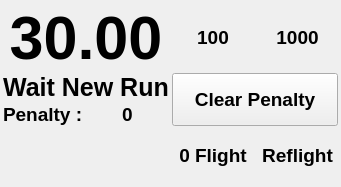
Above: F3FChrono/gui/WChrono.ui from jomarin38/F3FChrono before the change. Below: the same form after it.
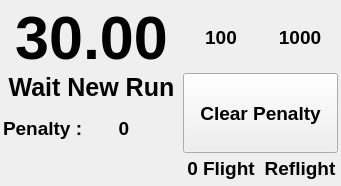
That is the form after the change.

Commit message: Adding wind info on chrono HMI

What changed in the file:
```diff
--- a/F3FChrono/gui/WChrono.ui
+++ b/F3FChrono/gui/WChrono.ui
@@ -41,6 +41,52 @@
    <property name="verticalSpacing">
     <number>1</number>
    </property>
+   <item row="0" column="3">
+    <widget class="QLabel" name="penalty_100">
+     <property name="sizePolicy">
+      <sizepolicy hsizetype="Expanding" vsizetype="Expanding">
+       <horstretch>0</horstretch>
+       <verstretch>0</verstretch>
+      </sizepolicy>
+     </property>
+     <property name="font">
+      <font>
+       <pointsize>14</pointsize>
+       <weight>75</weight>
+       <bold>true</bold>
+      </font>
+     </property>
+     <property name="text">
+      <string>100</string>
+     </property>
+     <property name="alignment">
+      <set>Qt::AlignCenter</set>
+     </property>
+    </widget>
+   </item>
+   <item row="3" column="4" rowspan="2">
+    <widget class="QLabel" name="reflight">
+     <property name="sizePolicy">
+      <sizepolicy hsizetype="Expanding" vsizetype="Expanding">
+       <horstretch>0</horstretch>
+       <verstretch>0</verstretch>
+      </sizepolicy>
+     </property>
+     <property name="font">
+      <font>
+       <pointsize>14</pointsize>
+       <weight>75</weight>
+       <bold>true</bold>
+      </font>
+     </property>
+     <property name="text">
+      <string>Reflight</string>
+     </property>
+     <property name="alignment">
+      <set>Qt::AlignCenter</set>
+     </property>
+    </widget>
+   </item>
    <item row="2" column="1">
     <widget class="QLabel" name="penalty_value">
      <property name="sizePolicy">
@@ -76,7 +122,93 @@
      </property>
     </widget>
    </item>
-   <item row="3" column="0" colspan="2">
+   <item row="1" column="3" rowspan="2" colspan="2">
+    <widget class="QPushButton" name="btn_clear_penalty">
+     <property name="sizePolicy">
+      <sizepolicy hsizetype="Preferred" vsizetype="Expanding">
+       <horstretch>0</horstretch>
+       <verstretch>0</verstretch>
+      </sizepolicy>
+     </property>
+     <property name="maximumSize">
+      <size>
+       <width>16777215</width>
+       <height>16777215</height>
+      </size>
+     </property>
+     <property name="font">
+      <font>
+       <pointsize>14</pointsize>
+       <weight>75</weight>
+       <bold>true</bold>
+      </font>
+     </property>
+     <property name="text">
+      <string>Clear Penalty</string>
+     </property>
+    </widget>
+   </item>
+   <item row="3" column="3" rowspan="2">
+    <widget class="QLabel" name="nullFlight">
+     <property name="sizePolicy">
+      <sizepolicy hsizetype="Expanding" vsizetype="Expanding">
+       <horstretch>0</horstretch>
+       <verstretch>0</verstretch>
+      </sizepolicy>
+     </property>
+     <property name="font">
+      <font>
+       <pointsize>14</pointsize>
+       <weight>75</weight>
+       <bold>true</bold>
+      </font>
+     </property>
+     <property name="text">
+      <string>0 Flight</string>
+     </property>
+     <property name="alignment">
+      <set>Qt::AlignCenter</set>
+     </property>
+    </widget>
+   </item>
+   <item row="2" column="0">
+    <widget class="QLabel" name="label">
+     <property name="font">
+      <font>
+       <pointsize>14</pointsize>
+       <weight>75</weight>
+       <bold>true</bold>
+      </font>
+     </property>
+     <property name="text">
+      <string>Penalty :</string>
+     </property>
+    </widget>
+   </item>
+   <item row="0" column="4">
+    <widget class="QLabel" name="penalty_1000">
+     <property name="sizePolicy">
+      <sizepolicy hsizetype="Expanding" vsizetype="Expanding">
+       <horstretch>0</horstretch>
+       <verstretch>0</verstretch>
+      </sizepolicy>
+     </property>
+     <property name="font">
+      <font>
+       <pointsize>14</pointsize>
+       <weight>75</weight>
+       <bold>true</bold>
+      </font>
+     </property>
+     <property name="text">
+      <string>1000</string>
+     </property>
+     <property name="alignment">
+      <set>Qt::AlignCenter</set>
+     </property>
+    </widget>
+   </item>
+   <item row="2" column="2">
     <widget class="QLabel" name="nullFlightLabel">
      <property name="sizePolicy">
       <sizepolicy hsizetype="Preferred" vsizetype="Preferred">
@@ -99,7 +231,7 @@
      </property>
     </widget>
    </item>
-   <item row="1" column="0" colspan="2">
+   <item row="1" column="0" colspan="3">
     <widget class="QLabel" name="Status">
      <property name="sizePolicy">
       <sizepolicy hsizetype="Preferred" vsizetype="Preferred">
@@ -128,7 +260,7 @@
      </property>
     </widget>
    </item>
-   <item row="0" column="0" colspan="2">
+   <item row="0" column="0" colspan="3">
     <widget class="QLabel" name="Time_label">
      <property name="sizePolicy">
       <sizepolicy hsizetype="Expanding" vsizetype="Expanding">
@@ -151,67 +283,7 @@
      </property>
     </widget>
    </item>
-   <item row="2" column="0">
-    <widget class="QLabel" name="label">
-     <property name="font">
-      <font>
-       <pointsize>14</pointsize>
-       <weight>75</weight>
-       <bold>true</bold>
-      </font>
-     </property>
-     <property name="text">
-      <string>Penalty :</string>
-     </property>
-    </widget>
-   </item>
-   <item row="0" column="3">
-    <widget class="QLabel" name="penalty_1000">
-     <property name="sizePolicy">
-      <sizepolicy hsizetype="Expanding" vsizetype="Expanding">
-       <horstretch>0</horstretch>
-       <verstretch>0</verstretch>
-      </sizepolicy>
-     </property>
-     <property name="font">
-      <font>
-       <pointsize>14</pointsize>
-       <weight>75</weight>
-       <bold>true</bold>
-      </font>
-     </property>
-     <property name="text">
-      <string>1000</string>
-     </property>
-     <property name="alignment">
-      <set>Qt::AlignCenter</set>
-     </property>
-    </widget>
-   </item>
-   <item row="0" column="2">
-    <widget class="QLabel" name="penalty_100">
-     <property name="sizePolicy">
-      <sizepolicy hsizetype="Expanding" vsizetype="Expanding">
-       <horstretch>0</horstretch>
-       <verstretch>0</verstretch>
-      </sizepolicy>
-     </property>
-     <property name="font">
-      <font>
-       <pointsize>14</pointsize>
-       <weight>75</weight>
-       <bold>true</bold>
-      </font>
-     </property>
-     <property name="text">
-      <string>100</string>
-     </property>
-     <property name="alignment">
-      <set>Qt::AlignCenter</set>
-     </property>
-    </widget>
-   </item>
-   <item row="4" column="0" colspan="2">
+   <item row="4" column="0" colspan="3">
     <widget class="QLabel" name="WindInfo">
      <property name="sizePolicy">
       <sizepolicy hsizetype="Preferred" vsizetype="Preferred">
@@ -234,78 +306,6 @@
      </property>
     </widget>
    </item>
-   <item row="1" column="2" rowspan="2" colspan="2">
-    <widget class="QPushButton" name="btn_clear_penalty">
-     <property name="sizePolicy">
-      <sizepolicy hsizetype="Preferred" vsizetype="Expanding">
-       <horstretch>0</horstretch>
-       <verstretch>0</verstretch>
-      </sizepolicy>
-     </property>
-     <property name="maximumSize">
-      <size>
-       <width>16777215</width>
-       <height>16777215</height>
-      </size>
-     </property>
-     <property name="font">
-      <font>
-       <pointsize>14</pointsize>
-       <weight>75</weight>
-       <bold>true</bold>
-      </font>
-     </property>
-     <property name="text">
-      <string>Clear Penalty</string>
-     </property>
-    </widget>
-   </item>
-   <item row="3" column="2" rowspan="2">
-    <widget class="QLabel" name="nullFlight">
-     <property name="sizePolicy">
-      <sizepolicy hsizetype="Expanding" vsizetype="Expanding">
-       <horstretch>0</horstretch>
-       <verstretch>0</verstretch>
-      </sizepolicy>
-     </property>
-     <property name="font">
-      <font>
-       <pointsize>14</pointsize>
-       <weight>75</weight>
-       <bold>true</bold>
-      </font>
-     </property>
-     <property name="text">
-      <string>0 Flight</string>
-     </property>
-     <property name="alignment">
-      <set>Qt::AlignCenter</set>
-     </property>
-    </widget>
-   </item>
-   <item row="3" column="3" rowspan="2">
-    <widget class="QLabel" name="reflight">
-     <property name="sizePolicy">
-      <sizepolicy hsizetype="Expanding" vsizetype="Expanding">
-       <horstretch>0</horstretch>
-       <verstretch>0</verstretch>
-      </sizepolicy>
-     </property>
-     <property name="font">
-      <font>
-       <pointsize>14</pointsize>
-       <weight>75</weight>
-       <bold>true</bold>
-      </font>
-     </property>
-     <property name="text">
-      <string>Reflight</string>
-     </property>
-     <property name="alignment">
-      <set>Qt::AlignCenter</set>
-     </property>
-    </widget>
-   </item>
   </layout>
  </widget>
  <resources/>
```
The commit also changes 1 other file.
